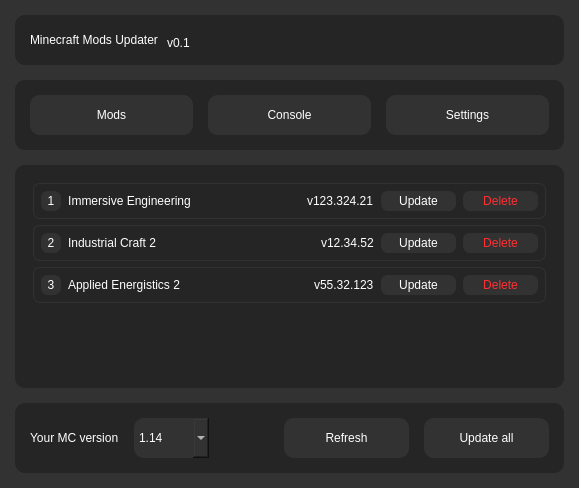
Old version of the form main.ui in the repository TimNekk/mc-mod-updater.
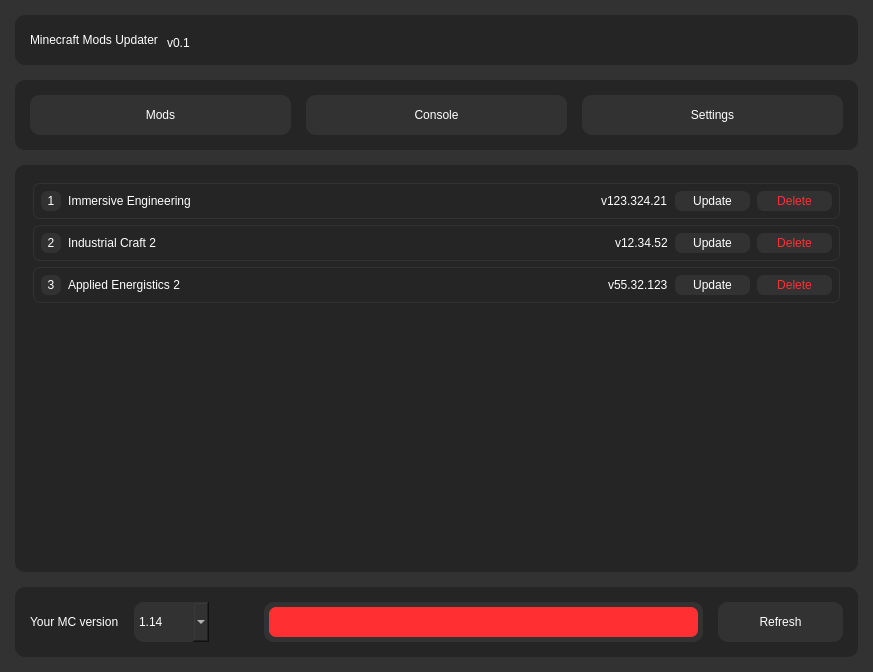
New version of the form.

Diff of the .ui file:
```diff
--- a/main.ui
+++ b/main.ui
@@ -6,8 +6,8 @@
    <rect>
     <x>0</x>
     <y>0</y>
-    <width>579</width>
-    <height>488</height>
+    <width>873</width>
+    <height>672</height>
    </rect>
   </property>
   <property name="sizePolicy">
@@ -94,6 +94,15 @@
 
 #font_size_label {
 	font: 75 12pt &quot;Arial&quot;;
+}
+
+#progress_bar_widget {
+	background-color:rgb(50, 50, 50);
+}
+
+#progress_bar {
+	background-color: rgb(255, 47, 50);
+	border-radius: 7px;
 }</string>
   </property>
   <property name="tabShape">
@@ -516,8 +525,8 @@
                <rect>
                 <x>0</x>
                 <y>0</y>
-                <width>531</width>
-                <height>198</height>
+                <width>825</width>
+                <height>382</height>
                </rect>
               </property>
               <property name="sizePolicy">
@@ -1149,6 +1158,9 @@
              <property name="orientation">
               <enum>Qt::Horizontal</enum>
              </property>
+             <property name="sizeType">
+              <enum>QSizePolicy::Minimum</enum>
+             </property>
              <property name="sizeHint" stdset="0">
               <size>
                <width>40</width>
@@ -1157,6 +1169,42 @@
              </property>
             </spacer>
            </item>
+           <item>
+            <widget class="QWidget" name="progress_bar_widget" native="true">
+             <property name="sizePolicy">
+              <sizepolicy hsizetype="MinimumExpanding" vsizetype="Preferred">
+               <horstretch>0</horstretch>
+               <verstretch>0</verstretch>
+              </sizepolicy>
+             </property>
+             <property name="maximumSize">
+              <size>
+               <width>16777215</width>
+               <height>40</height>
+              </size>
+             </property>
+             <layout class="QVBoxLayout" name="verticalLayout_10">
+              <property name="spacing">
+               <number>0</number>
+              </property>
+              <property name="leftMargin">
+               <number>5</number>
+              </property>
+              <property name="topMargin">
+               <number>5</number>
+              </property>
+              <property name="rightMargin">
+               <number>5</number>
+              </property>
+              <property name="bottomMargin">
+               <number>5</number>
+              </property>
+              <item>
+               <widget class="QWidget" name="progress_bar" native="true"/>
+              </item>
+             </layout>
+            </widget>
+           </item>
            <item>
             <widget class="QPushButton" name="refresh_button">
              <property name="minimumSize">
@@ -1179,34 +1227,6 @@
              </property>
             </widget>
            </item>
-           <item>
-            <widget class="QPushButton" name="update_all_button">
-             <property name="sizePolicy">
-              <sizepolicy hsizetype="Minimum" vsizetype="Minimum">
-               <horstretch>0</horstretch>
-               <verstretch>0</verstretch>
-              </sizepolicy>
-             </property>
-             <property name="minimumSize">
-              <size>
-               <width>125</width>
-               <height>40</height>
-              </size>
-             </property>
-             <property name="maximumSize">
-              <size>
-               <width>125</width>
-               <height>40</height>
-              </size>
-             </property>
-             <property name="cursor">
-              <cursorShape>PointingHandCursor</cursorShape>
-             </property>
-             <property name="text">
-              <string>Update all</string>
-             </property>
-            </widget>
-           </item>
           </layout>
          </widget>
         </item>
```
